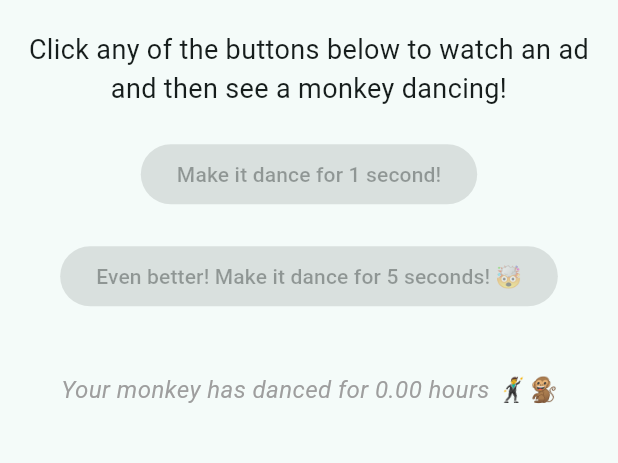
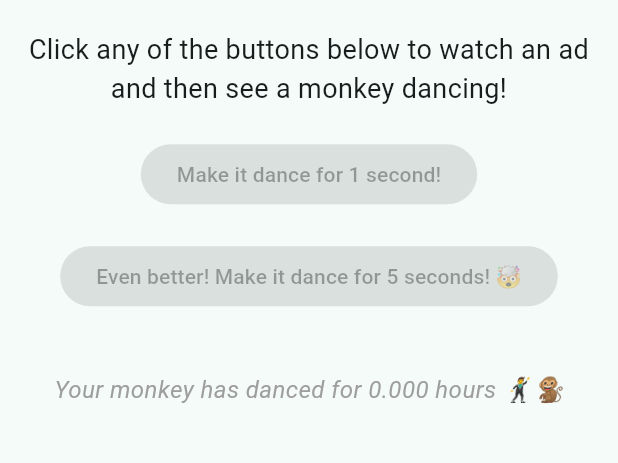
Before and after one commit to zejiran/monkey-ad-app, a Flutter app: the screen it shows after launch, on a phone screen of 412 x 824 dp, the part 605-1068 px from its top. Run offline on Flutter 3.47's test engine with Material 3 defaults, Android fonts, the phone set to English and light mode, and no system bars; drawn by our look-alikes of google_mobile_ads; our stand-ins replace audioplayers, confetti, firebase_core, fluttertoast, lottie, shared_preferences; accounts and stored records are empty; network calls fail.

```diff
--- a/lib/views/home/home_screen.dart
+++ b/lib/views/home/home_screen.dart
@@ -58,7 +58,7 @@ class HomeScreen extends StatelessWidget {
                       const RewardedAdButton(),
                       const SizedBox(height: 40),
                       Text(
-                        'Your monkey has danced for ${(adProvider.monkeyDanceDuration / 3600).toStringAsFixed(2)} hours 🕺🐒',
+                        'Your monkey has danced for ${(adProvider.monkeyDanceDuration / 3600).toStringAsFixed(3)} hours 🕺🐒',
                         textAlign: TextAlign.center,
                         style: const TextStyle(
                           fontSize: 16,
```
